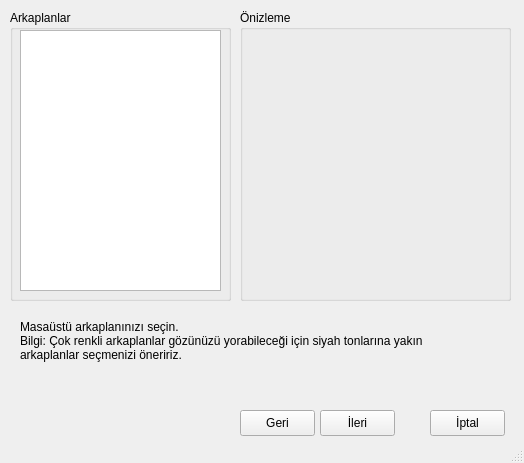
atlantistruva/truvalinux, file projeler/anatolya-starter/src/screens/ui/wallpaperWindow.ui: the form before one commit.
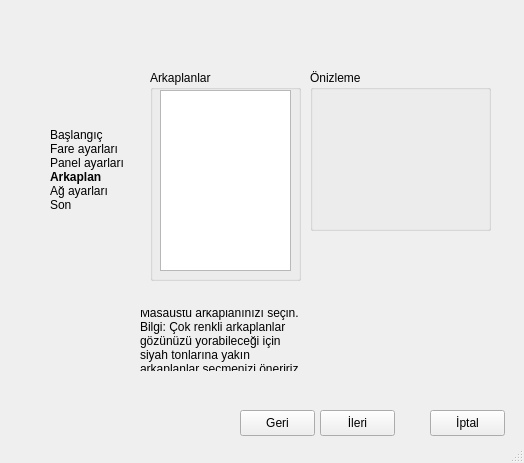
The form after the commit. Icons and pictures are not drawn.

```diff
--- a/projeler/anatolya-starter/src/screens/ui/wallpaperWindow.ui
+++ b/projeler/anatolya-starter/src/screens/ui/wallpaperWindow.ui
@@ -18,6 +18,9 @@
   <property name="windowTitle" >
    <string>Masaüstü Arkaplanı - Anatolya Başlangıç</string>
   </property>
+  <property name="styleSheet" >
+   <string notr="true" >QMainWindow {background-image: url(:/beyimage/beyimage.png);}</string>
+  </property>
   <widget class="QWidget" name="centralwidget" >
    <property name="geometry" >
     <rect>
@@ -30,10 +33,10 @@
    <widget class="QGroupBox" name="WallpapersGroup" >
     <property name="geometry" >
      <rect>
-      <x>10</x>
-      <y>10</y>
-      <width>221</width>
-      <height>291</height>
+      <x>150</x>
+      <y>70</y>
+      <width>151</width>
+      <height>211</height>
      </rect>
     </property>
     <property name="title" >
@@ -44,8 +47,8 @@
       <rect>
        <x>10</x>
        <y>20</y>
-       <width>201</width>
-       <height>261</height>
+       <width>131</width>
+       <height>181</height>
       </rect>
      </property>
     </widget>
@@ -53,10 +56,10 @@
    <widget class="QGroupBox" name="showPictureGroup" >
     <property name="geometry" >
      <rect>
-      <x>240</x>
-      <y>10</y>
-      <width>271</width>
-      <height>291</height>
+      <x>310</x>
+      <y>70</y>
+      <width>181</width>
+      <height>161</height>
      </rect>
     </property>
     <property name="title" >
@@ -65,10 +68,10 @@
     <widget class="QLabel" name="pictureLabel" >
      <property name="geometry" >
       <rect>
-       <x>20</x>
-       <y>40</y>
-       <width>231</width>
-       <height>221</height>
+       <x>10</x>
+       <y>20</y>
+       <width>161</width>
+       <height>131</height>
       </rect>
      </property>
      <property name="text" >
@@ -133,18 +136,42 @@
    <widget class="QLabel" name="label" >
     <property name="geometry" >
      <rect>
-      <x>20</x>
+      <x>140</x>
       <y>310</y>
-      <width>491</width>
+      <width>301</width>
       <height>61</height>
      </rect>
     </property>
     <property name="text" >
      <string>Masaüstü arkaplanınızı seçin.
-Bilgi: Çok renkli arkaplanlar gözünüzü yorabileceği için siyah tonlarına yakın
+Bilgi: Çok renkli arkaplanlar 
+gözünüzü yorabileceği için 
+siyah tonlarına yakın
 arkaplanlar seçmenizi öneririz.</string>
     </property>
    </widget>
+   <widget class="QLabel" name="basementsLabel" >
+    <property name="geometry" >
+     <rect>
+      <x>50</x>
+      <y>110</y>
+      <width>81</width>
+      <height>121</height>
+     </rect>
+    </property>
+    <property name="text" >
+     <string>&lt;!DOCTYPE HTML PUBLIC "-//W3C//DTD HTML 4.0//EN" "http://www.w3.org/TR/REC-html40/strict.dtd">
+&lt;html>&lt;head>&lt;meta name="qrichtext" content="1" />&lt;style type="text/css">
+p, li { white-space: pre-wrap; }
+&lt;/style>&lt;/head>&lt;body style=" font-family:'Sans Serif'; font-size:9pt; font-weight:400; font-style:normal;">
+&lt;p style=" margin-top:0px; margin-bottom:0px; margin-left:0px; margin-right:0px; -qt-block-indent:0; text-indent:0px;">Başlangıç&lt;/p>
+&lt;p style=" margin-top:0px; margin-bottom:0px; margin-left:0px; margin-right:0px; -qt-block-indent:0; text-indent:0px;">Fare ayarları&lt;/p>
+&lt;p style=" margin-top:0px; margin-bottom:0px; margin-left:0px; margin-right:0px; -qt-block-indent:0; text-indent:0px;">Panel ayarları&lt;/p>
+&lt;p style=" margin-top:0px; margin-bottom:0px; margin-left:0px; margin-right:0px; -qt-block-indent:0; text-indent:0px;">&lt;span style=" font-weight:600;">Arkaplan&lt;/span>&lt;/p>
+&lt;p style=" margin-top:0px; margin-bottom:0px; margin-left:0px; margin-right:0px; -qt-block-indent:0; text-indent:0px;">Ağ ayarları&lt;/p>
+&lt;p style=" margin-top:0px; margin-bottom:0px; margin-left:0px; margin-right:0px; -qt-block-indent:0; text-indent:0px;">Son&lt;/p>&lt;/body>&lt;/html></string>
+    </property>
+   </widget>
   </widget>
   <widget class="QStatusBar" name="statusbar" >
    <property name="geometry" >
```
